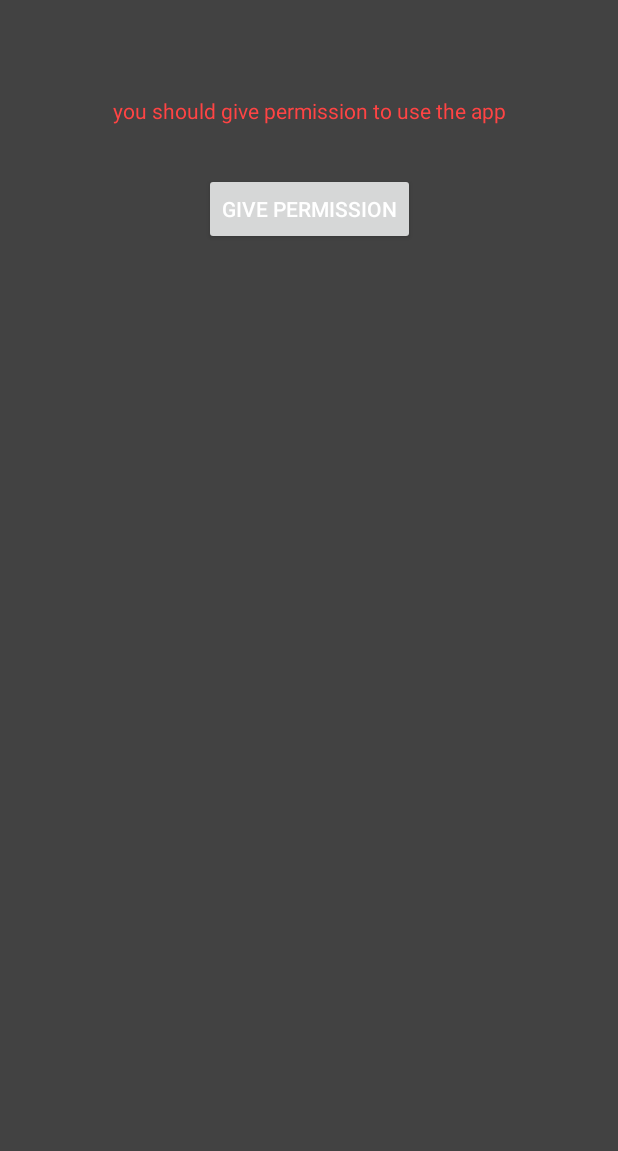
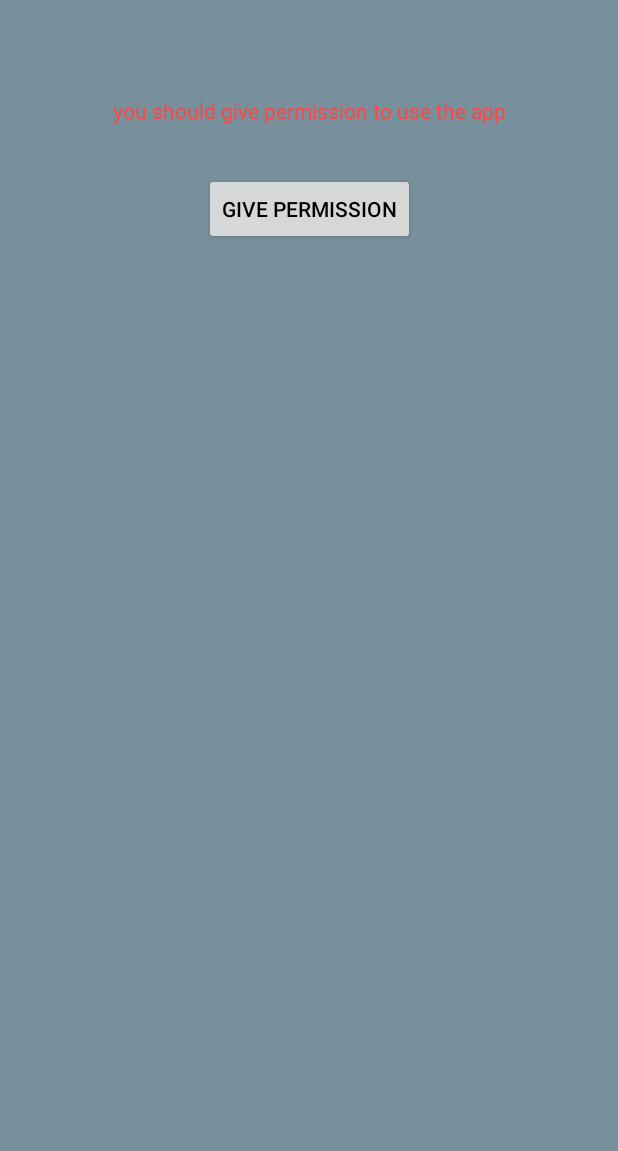
Before and after one commit to ef6005/FileManager, an Android app: the layout activity_main.xml on its own in the app's theme, with its tools: preview values and no code run, on a phone screen of 412 x 824 dp, the part 85-1236 px from its top. Run offline under Robolectric (Android 15) with nearby library versions, the phone set to English and light mode, and no system bars.

```diff
--- a/app/src/main/res/layout/activity_main.xml
+++ b/app/src/main/res/layout/activity_main.xml
@@ -68,6 +68,7 @@
                 android:layout_marginTop="32dp"
                 android:layout_marginEnd="8dp"
                 android:text="Give Permission"
+                android:textColor="@android:color/black"
                 app:layout_constraintEnd_toEndOf="parent"
                 app:layout_constraintStart_toStartOf="parent"
                 app:layout_constraintTop_toBottomOf="@+id/main_tv_emptyState" />
--- a/app/src/main/res/values/colors.xml
+++ b/app/src/main/res/values/colors.xml
@@ -4,4 +4,5 @@
     <color name="colorPrimaryDark">#00574B</color>
     <color name="colorAccent">#D81B60</color>
     <color name="gray800">#424242</color>
+    <color name="blueGray400">#78909C</color>
 </resources>
--- a/app/src/main/res/values/styles.xml
+++ b/app/src/main/res/values/styles.xml
@@ -7,7 +7,7 @@
         <item name="colorPrimaryDark">@color/colorPrimaryDark</item>
         <item name="colorAccent">@color/colorAccent</item>
         <item name="android:textColor">@android:color/white</item>
-        <item name="android:windowBackground">@color/gray800</item>
+        <item name="android:windowBackground">@color/blueGray400</item>
     </style>
 
 </resources>
```
Also changed, not shown: app/src/main/java/com/example/filemanagerapplication/MainActivity.java (+13 -9 lines).
